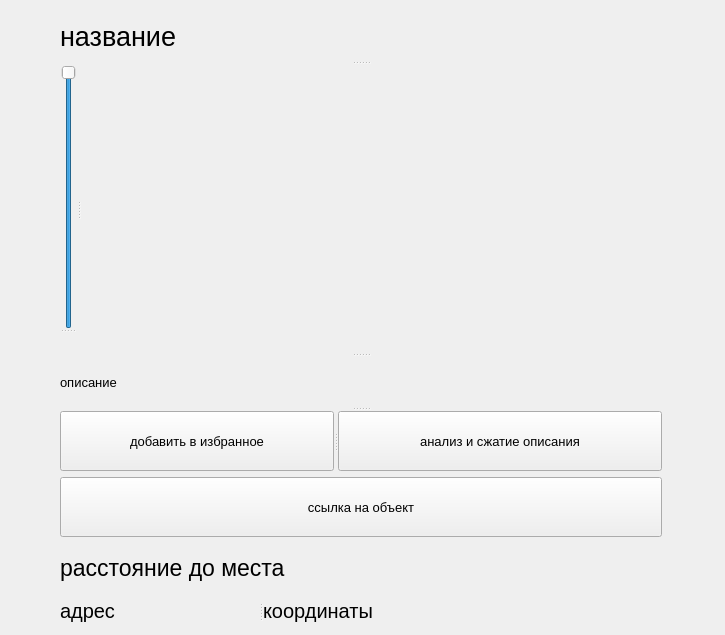
Qt form map/designs/places.ui (yaroslavasrf/progect_district) before a commit.
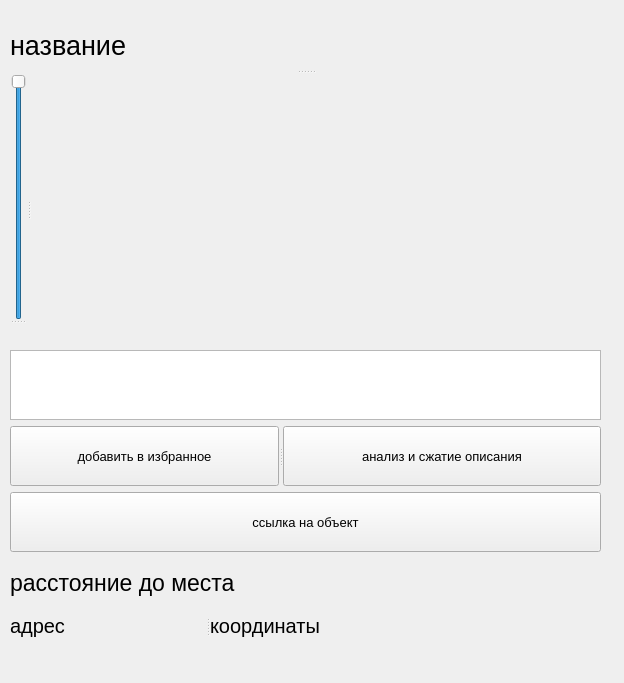
The same form after that commit.

The edit to the form file:
```diff
--- a/map/designs/places.ui
+++ b/map/designs/places.ui
@@ -6,8 +6,8 @@
    <rect>
     <x>0</x>
     <y>0</y>
-    <width>725</width>
-    <height>635</height>
+    <width>624</width>
+    <height>683</height>
    </rect>
   </property>
   <property name="font">
@@ -21,10 +21,10 @@
   <widget class="QWidget" name="">
    <property name="geometry">
     <rect>
-     <x>60</x>
-     <y>11</y>
-     <width>602</width>
-     <height>612</height>
+     <x>10</x>
+     <y>20</y>
+     <width>591</width>
+     <height>618</height>
     </rect>
    </property>
    <layout class="QVBoxLayout" name="verticalLayout">
@@ -100,22 +100,12 @@
         </property>
        </widget>
       </widget>
-      <widget class="QLabel" name="description">
-       <property name="minimumSize">
-        <size>
-         <width>600</width>
-         <height>50</height>
-        </size>
-       </property>
-       <property name="font">
-        <font>
-         <pointsize>10</pointsize>
-        </font>
-       </property>
-       <property name="text">
-        <string>описание</string>
-       </property>
-      </widget>
+     </widget>
+    </item>
+    <item>
+     <widget class="QPlainTextEdit" name="description"/>
+    </item>
+    <item>
       <widget class="QSplitter" name="splitter_2">
        <property name="orientation">
         <enum>Qt::Horizontal</enum>
@@ -151,7 +141,6 @@
         <property name="text">
          <string>анализ и сжатие описания</string>
         </property>
-       </widget>
       </widget>
      </widget>
     </item>
```
Lines whose indentation alone changed are shown as unchanged.
